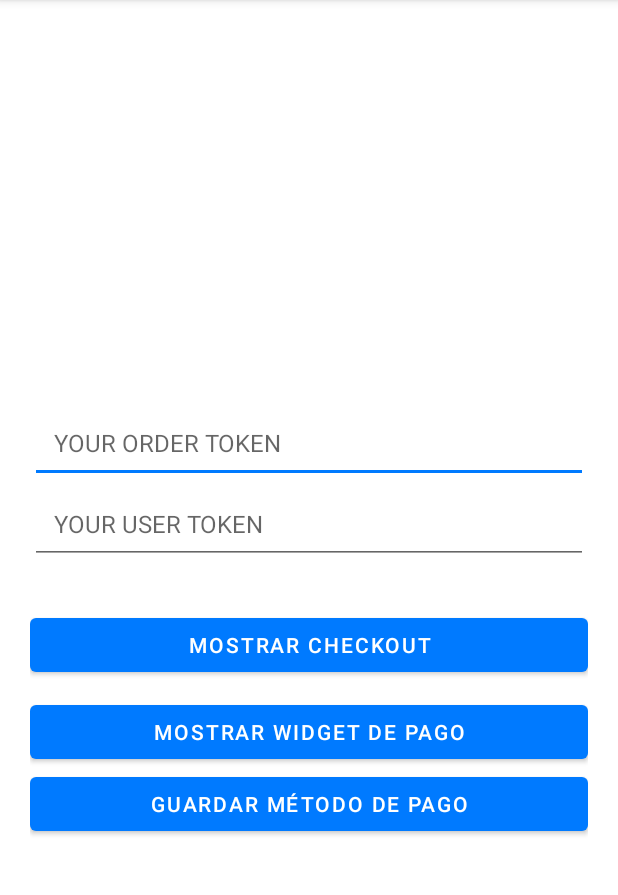
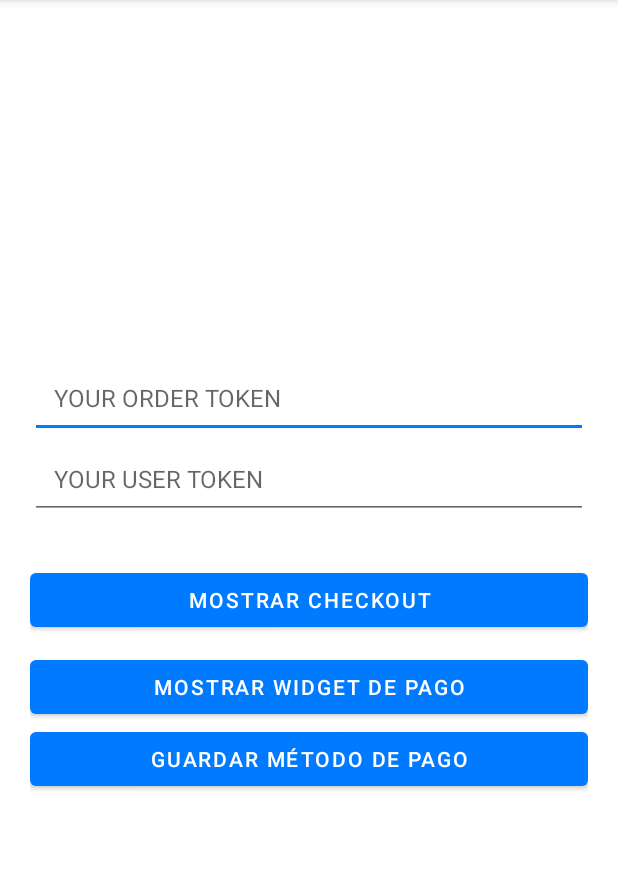
Before and after one commit to DUNA-E-Commmerce/deuna-sdk-android, an Android app: the screen it shows after launch (MainActivity), on a phone screen of 412 x 824 dp, the part 84-979 px from its top. Run offline under Robolectric (Android 15) with nearby library versions, the phone set to English and light mode, and no system bars; libraries missing offline, so code that uses them is left out: com.deuna.maven.

```diff
--- a/examples/basic-integration/app/src/main/res/layout/activity_main.xml
+++ b/examples/basic-integration/app/src/main/res/layout/activity_main.xml
@@ -2,18 +2,19 @@
 <RelativeLayout xmlns:android="http://schemas.android.com/apk/res/android"
     android:layout_width="match_parent"
     android:layout_height="match_parent"
-    android:paddingTop="60dp">
+    android:paddingTop="0dp">
 
     <ScrollView
         android:id="@+id/scrollView"
         android:layout_width="match_parent"
         android:layout_height="match_parent"
-        android:layout_margin="20dp">
+        android:layout_margin="0dp">
 
         <LinearLayout
             android:layout_width="match_parent"
             android:layout_height="wrap_content"
             android:layout_gravity="center"
+            android:layout_margin="20dp"
             android:orientation="vertical">
 
             <EditText
--- a/src/main/java/com/deuna/maven/shared/Environment.kt
+++ b/src/main/java/com/deuna/maven/shared/Environment.kt
@@ -23,6 +23,6 @@ enum class Environment(
     SANDBOX(
         "https://api.sandbox.deuna.io",
         "https://elements.sandbox.deuna.io",
-        "http://192.168.0.116:3000" // https://pay.sandbox.deuna.io
+        "https://pay.sandbox.deuna.io"
     )
 }
```
Also changed, not shown: src/main/java/com/deuna/maven/InitPaymentWidget.kt (+8 -8 lines), src/main/java/com/deuna/maven/web_views/PaymentWidgetActivity.kt (+5 -8 lines).
